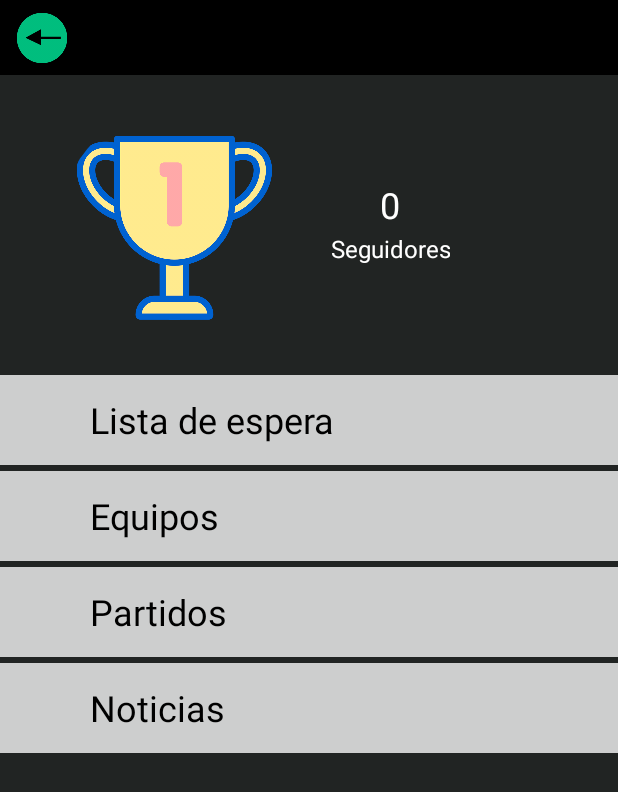
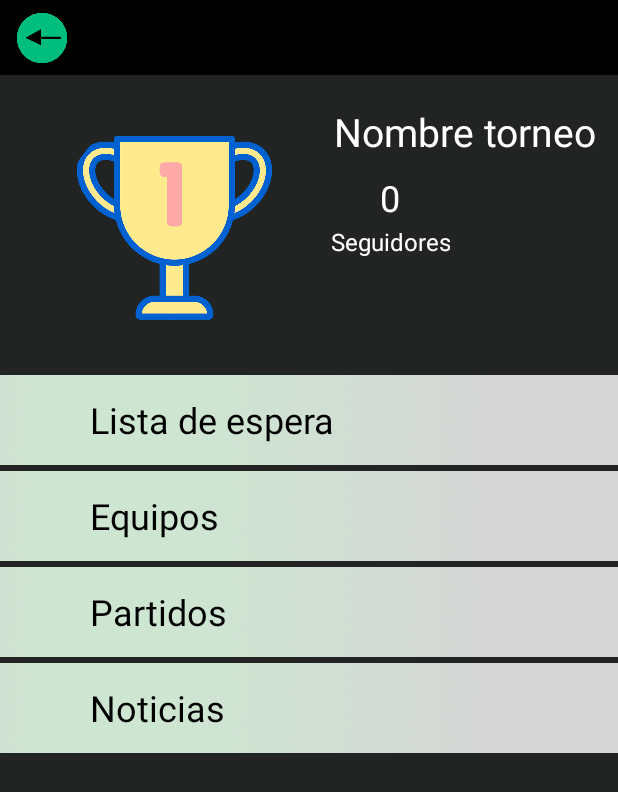
Before and after one commit to GabrielAran/Proyecto-final-Our-Tornament, an Android app: the fragment VerTorneo placed in its activity, on a phone screen of 412 x 824 dp. Shown: the top 792 px of the screen. Run offline under Robolectric (Android 15) with nearby library versions, the phone set to English and light mode, and no system bars; our stand-ins replace CircleImageView, Picasso; pictures from the network do not load; 2 statements that could not run were skipped.

Commit message:
Cambio Gluk

```diff
--- a/ProyectoOurTorunament/app/src/main/java/com/example/ourtournament/Administracion/VerTorneo.java
+++ b/ProyectoOurTorunament/app/src/main/java/com/example/ourtournament/Administracion/VerTorneo.java
@@ -8,6 +8,7 @@ import android.view.View;
 import android.view.ViewGroup;
 import android.widget.Button;
 import android.widget.ImageView;
+import android.widget.TextView;
 
 import androidx.annotation.Nullable;
 
@@ -28,6 +29,7 @@ public class VerTorneo extends Fragment{
     Preferencias P;
     ImageView Perfil;
     Button Volver;
+    TextView NombreTorneo;
     View VistaADevolver = null;
     Torneo T;
     @Override
@@ -37,6 +39,7 @@ public class VerTorneo extends Fragment{
             VistaADevolver = inflador.inflate(R.layout.administrar_torneo, GrupoDeLaVista, false);
             Perfil = VistaADevolver.findViewById(R.id.foto);
             Volver = VistaADevolver.findViewById(R.id.Volver);
+            NombreTorneo = VistaADevolver.findViewById(R.id.NombreTorneo);
             Principal = (MainActivity) getActivity();
             P = Principal.CargarSharedPreferences();
         }
@@ -71,6 +74,7 @@ public class VerTorneo extends Fragment{
                     }
 
                 });
+        NombreTorneo.setText(T.NombreTorneo);
 
         Volver.setOnClickListener(new View.OnClickListener() {
             @Override
--- a/ProyectoOurTorunament/app/src/main/java/com/example/ourtournament/TablaGoleadores/MostrarUsuario.java
+++ b/ProyectoOurTorunament/app/src/main/java/com/example/ourtournament/TablaGoleadores/MostrarUsuario.java
@@ -122,8 +122,8 @@ public class MostrarUsuario extends Fragment {
             int Anio = U.FechaDeNacimiento.getYear();
             int Mes = U.FechaDeNacimiento.getMonth();
             int Dia = U.FechaDeNacimiento.getDay();
-            Period edad = Period.between(LocalDate.of(Anio, Mes, Dia), LocalDate.now());
-            Edad.setText(String.valueOf(edad.getYears()));
+            //Period edad = Period.between(LocalDate.of(Anio, Mes, Dia), LocalDate.now());
+            //Edad.setText(String.valueOf(edad.getYears()));
 
             Nombre.setText(G.NombreUsuario1);
             GolesEnTorneo.setText(String.valueOf(U.GolesEnTorneo));
--- a/ProyectoOurTorunament/app/src/main/res/layout/administrar_torneo.xml
+++ b/ProyectoOurTorunament/app/src/main/res/layout/administrar_torneo.xml
@@ -51,22 +51,32 @@
                     android:layout_marginLeft="40dp"
                     android:src="@drawable/icono_equipo" />
                 <LinearLayout
-                    android:layout_width="wrap_content"
+                    android:layout_width="match_parent"
                     android:layout_height="wrap_content"
                     android:orientation="vertical">
                     <TextView
-                        android:id="@+id/Seguidores"
+                        android:id="@+id/NombreTorneo"
                         android:layout_width="match_parent"
                         android:layout_height="wrap_content"
-                        android:layout_marginTop="50dp"
-                        android:layout_marginLeft="20dp"
+                        android:layout_marginTop="0dp"
+                        android:layout_marginLeft="8dp"
+                        android:text="Nombre torneo"
+                        android:textColor="#FFF"
+                        android:gravity="center"
+                        android:textSize="26sp" />
+                    <TextView
+                        android:id="@+id/Seguidores"
+                        android:layout_width="100dp"
+                        android:layout_height="wrap_content"
+                        android:layout_marginTop="10dp"
+                        android:layout_marginLeft="10dp"
                         android:text="0"
                         android:textColor="#FFF"
                         android:gravity="center"
                         android:textSize="24sp" />
                     <TextView
                         android:id="@+id/Palabra"
-                        android:layout_width="match_parent"
+                        android:layout_width="wrap_content"
                         android:layout_height="wrap_content"
                         android:layout_marginTop="2dp"
                         android:layout_marginLeft="20dp"
@@ -86,7 +96,7 @@
                 android:textColor="#000"
                 android:paddingLeft="60dp"
                 android:gravity="center_vertical"
-                android:background="#C6FFFFFF"
+                android:background="@drawable/fondo_barra"
                 android:textSize="24sp" />
             <TextView
                 android:id="@+id/Equipos"
@@ -97,7 +107,7 @@
                 android:textColor="#000"
                 android:paddingLeft="60dp"
                 android:gravity="center_vertical"
-                android:background="#C6FFFFFF"
+                android:background="@drawable/fondo_barra"
                 android:textSize="24dp" />
             <TextView
                 android:id="@+id/Partidos"
@@ -108,7 +118,7 @@
                 android:paddingLeft="60dp"
                 android:textColor="#000"
                 android:gravity="center_vertical"
-                android:background="#C6FFFFFF"
+                android:background="@drawable/fondo_barra"
                 android:textSize="24sp"
             />
             <TextView
@@ -120,7 +130,7 @@
                 android:paddingLeft="60dp"
                 android:textColor="#000"
                 android:gravity="center_vertical"
-                android:background="#C6FFFFFF"
+                android:background="@drawable/fondo_barra"
                 android:textSize="24sp" />
         </LinearLayout>
     </ScrollView>
```
Also changed, not shown: ProyectoOurTorunament/app/src/main/res/drawable/fondo_barra.png (added), 1 other file.
